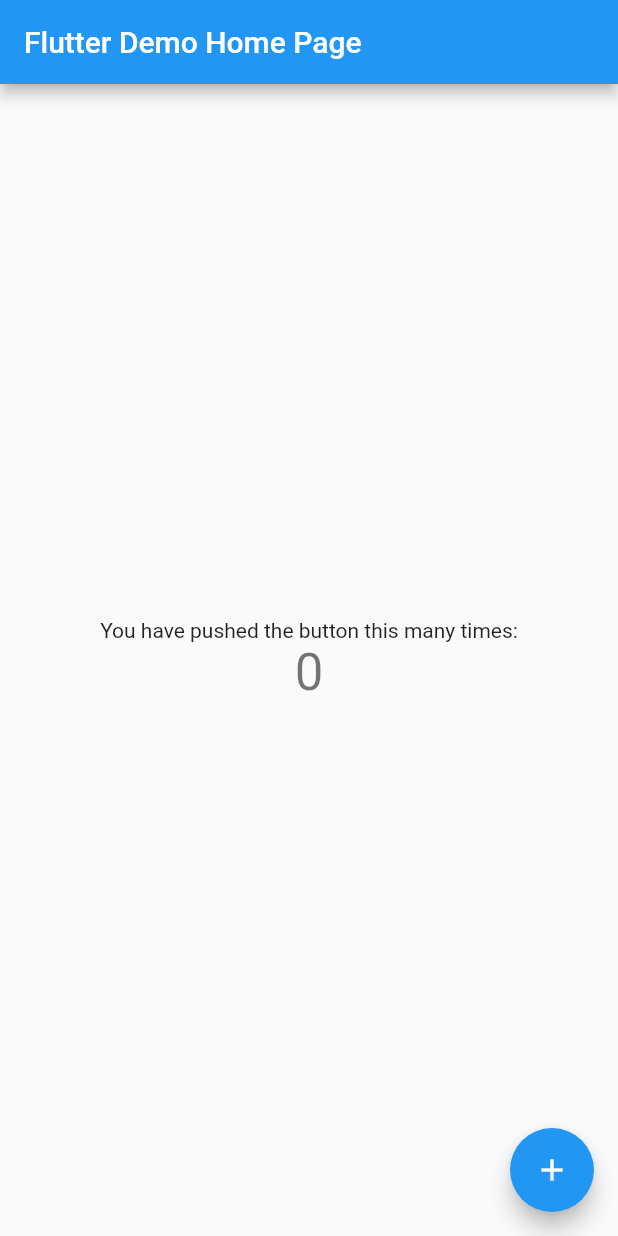
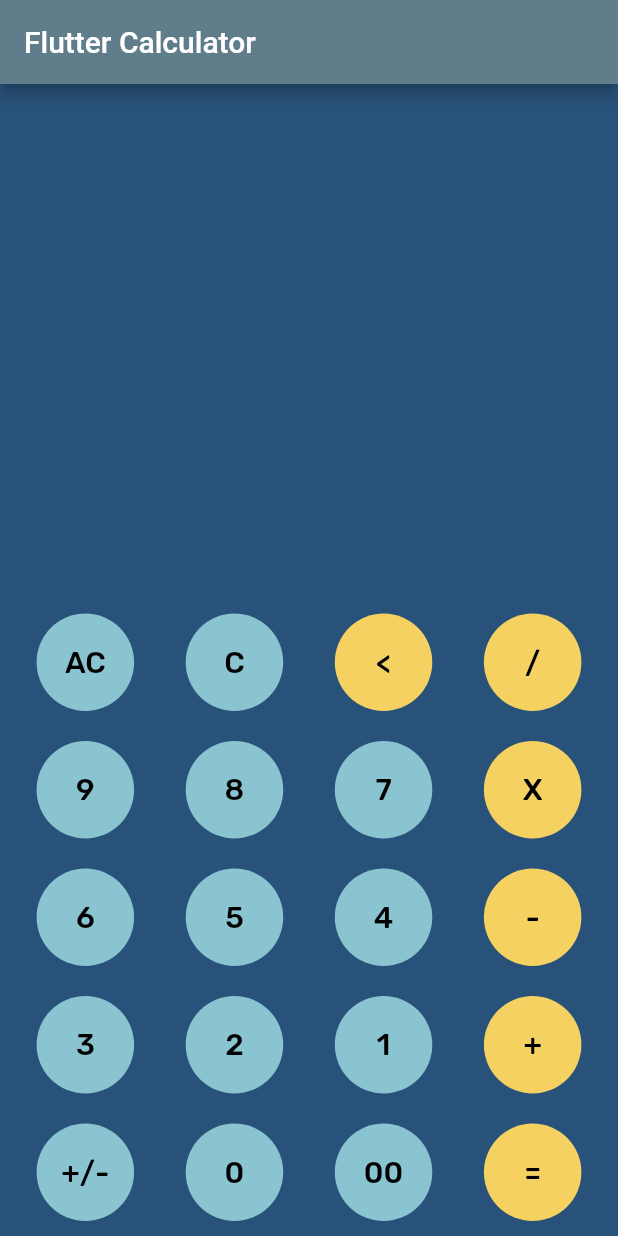
Before and after one commit to nelson-vieira/flutter-calculator, a Flutter app: the screen it shows after launch, on a phone screen of 412 x 824 dp. Run offline on Flutter 3.47's test engine with Material 2 defaults, Android fonts, the phone set to English and light mode, and no system bars; our stand-ins replace google_fonts, math_expressions.

Commit message:
added keys and basic functionality to calculator

```diff
--- /dev/null
+++ b/lib/Widget/CalculatorKeys.dart
@@ -0,0 +1,44 @@
+import 'package:flutter/material.dart';
+import 'package:google_fonts/google_fonts.dart';
+
+class CalculatorButton extends StatelessWidget {
+  final String text;
+  final int fillColor;
+  final int textColor;
+  final double textSize;
+  final Function callBack;
+
+  const CalculatorButton({
+    this.text = '',
+    this.fillColor = 0,
+    this.textColor = 0,
+    this.textSize = 0.0,
+    required this.callBack,
+  });
+
+  @override
+  Widget build(BuildContext context) {
+    return Container(
+      margin: EdgeInsets.all(10),
+      child: SizedBox(
+        width: 65,
+        height: 65,
+        child: FlatButton(
+          shape:
+              RoundedRectangleBorder(borderRadius: BorderRadius.circular(50)),
+          child: Text(
+            text,
+            style: GoogleFonts.rubik(
+              textStyle: TextStyle(
+                fontSize: textSize,
+              ),
+            ),
+          ),
+          onPressed: () => callBack(text),
+          color: Color(fillColor),
+          textColor: Color(textColor),
+        ),
+      ),
+    );
+  }
+}
--- a/lib/main.dart
+++ b/lib/main.dart
@@ -1,115 +1,292 @@
 import 'package:flutter/material.dart';
+import 'package:math_expressions/math_expressions.dart';
+import 'package:google_fonts/google_fonts.dart';
+import './Widget/CalculatorKeys.dart';
 
 void main() {
-  runApp(const MyApp());
+  runApp(const FlutterCalculator());
 }
 
-class MyApp extends StatelessWidget {
-  const MyApp({Key? key}) : super(key: key);
+class FlutterCalculator extends StatefulWidget {
+  const FlutterCalculator({Key? key}) : super(key: key);
 
-  // This widget is the root of your application.
   @override
-  Widget build(BuildContext context) {
-    return MaterialApp(
-      title: 'Flutter Demo',
-      theme: ThemeData(
-        // This is the theme of your application.
-        //
-        // Try running your application with "flutter run". You'll see the
-        // application has a blue toolbar. Then, without quitting the app, try
-        // changing the primarySwatch below to Colors.green and then invoke
-        // "hot reload" (press "r" in the console where you ran "flutter run",
-        // or simply save your changes to "hot reload" in a Flutter IDE).
-        // Notice that the counter didn't reset back to zero; the application
-        // is not restarted.
-        primarySwatch: Colors.blue,
-      ),
-      home: const MyHomePage(title: 'Flutter Demo Home Page'),
-    );
-  }
+  _FlutterCalculatorState createState() => _FlutterCalculatorState();
 }
 
-class MyHomePage extends StatefulWidget {
-  const MyHomePage({Key? key, required this.title}) : super(key: key);
+class _FlutterCalculatorState extends State<FlutterCalculator> {
+  int firtNum = 0;
+  int secondNum = 0;
+  String history = '';
+  String textToDisplay = '';
+  String res = '';
+  String operation = '';
 
-  // This widget is the home page of your application. It is stateful, meaning
-  // that it has a State object (defined below) that contains fields that affect
-  // how it looks.
-
-  // This class is the configuration for the state. It holds the values (in this
-  // case the title) provided by the parent (in this case the App widget) and
-  // used by the build method of the State. Fields in a Widget subclass are
-  // always marked "final".
-
-  final String title;
-
-  @override
-  State<MyHomePage> createState() => _MyHomePageState();
+  void btnOnClick(String btnVal) {
+    print(btnVal);
+    if (btnVal == 'C') {
+      textToDisplay = '';
+      firtNum = 0;
+      secondNum = 0;
+      res = '';
+    } else if (btnVal == 'AC') {
+      textToDisplay = '';
+      firtNum = 0;
+      secondNum = 0;
+      res = '';
+      history = '';
+    } else if (btnVal == '+' ||
+        btnVal == '-' ||
+        btnVal == 'X' ||
+        btnVal == '/') {
+      firtNum = int.parse(textToDisplay);
+      res = '';
+      operation = btnVal;
+    } else if (btnVal == '=') {
+      secondNum = int.parse(textToDisplay);
+      if (operation == '+') {
+        res = (firtNum + secondNum).toString();
+        history =
+            firtNum.toString() + operation.toString() + secondNum.toString();
+      }
+      if (operation == '-') {
+        res = (firtNum - secondNum).toString();
+        history =
+            firtNum.toString() + operation.toString() + secondNum.toString();
+      }
+      if (operation == 'X') {
+        res = (firtNum * secondNum).toString();
+        history =
+            firtNum.toString() + operation.toString() + secondNum.toString();
+      }
+      if (operation == '/') {
+        res = (firtNum / secondNum).toString();
+        history =
+            firtNum.toString() + operation.toString() + secondNum.toString();
+      }
+    } else {
+      res = int.parse(textToDisplay + btnVal).toString();
     }
 
-class _MyHomePageState extends State<MyHomePage> {
-  int _counter = 0;
-
-  void _incrementCounter() {
     setState(() {
-      // This call to setState tells the Flutter framework that something has
-      // changed in this State, which causes it to rerun the build method below
-      // so that the display can reflect the updated values. If we changed
-      // _counter without calling setState(), then the build method would not be
-      // called again, and so nothing would appear to happen.
-      _counter++;
+      textToDisplay = res;
     });
   }
 
   @override
   Widget build(BuildContext context) {
-    // This method is rerun every time setState is called, for instance as done
-    // by the _incrementCounter method above.
-    //
-    // The Flutter framework has been optimized to make rerunning build methods
-    // fast, so that you can just rebuild anything that needs updating rather
-    // than having to individually change instances of widgets.
-    return Scaffold(
+    return MaterialApp(
+      debugShowCheckedModeBanner: false,
+      title: 'Flutter Calculator',
+      theme: ThemeData(primarySwatch: Colors.blueGrey),
+      home: Scaffold(
         appBar: AppBar(
-        // Here we take the value from the MyHomePage object that was created by
-        // the App.build method, and use it to set our appbar title.
-        title: Text(widget.title),
+          title: Text('Flutter Calculator'),
         ),
-      body: Center(
-        // Center is a layout widget. It takes a single child and positions it
-        // in the middle of the parent.
+        backgroundColor: Color(0xFF28527a),
+        body: Container(
           child: Column(
-          // Column is also a layout widget. It takes a list of children and
-          // arranges them vertically. By default, it sizes itself to fit its
-          // children horizontally, and tries to be as tall as its parent.
-          //
-          // Invoke "debug painting" (press "p" in the console, choose the
-          // "Toggle Debug Paint" action from the Flutter Inspector in Android
-          // Studio, or the "Toggle Debug Paint" command in Visual Studio Code)
-          // to see the wireframe for each widget.
-          //
-          // Column has various properties to control how it sizes itself and
-          // how it positions its children. Here we use mainAxisAlignment to
-          // center the children vertically; the main axis here is the vertical
-          // axis because Columns are vertical (the cross axis would be
-          // horizontal).
-          mainAxisAlignment: MainAxisAlignment.center,
-          children: <Widget>[
-            const Text(
-              'You have pushed the button this many times:',
+            mainAxisAlignment: MainAxisAlignment.end,
+            children: [
+              Container(
+                child: Padding(
+                  padding: EdgeInsets.only(right: 12),
+                  child: Text(
+                    history,
+                    style: GoogleFonts.rubik(
+                      textStyle: TextStyle(
+                        fontSize: 24,
+                        color: Color(0x66FFFFFF),
                       ),
-            Text(
-              '$_counter',
-              style: Theme.of(context).textTheme.headline4,
+                    ),
+                  ),
+                ),
+                alignment: Alignment(1.0, 1.0),
+              ),
+              Container(
+                child: Padding(
+                  padding: EdgeInsets.all(12),
+                  child: Text(
+                    textToDisplay,
+                    style: GoogleFonts.rubik(
+                      textStyle: TextStyle(
+                        fontSize: 48,
+                        color: Colors.white,
+                      ),
+                    ),
+                  ),
+                ),
+                alignment: Alignment(1.0, 1.0),
+              ),
+              Row(
+                mainAxisAlignment: MainAxisAlignment.spaceEvenly,
+                children: [
+                  CalculatorButton(
+                    text: 'AC',
+                    fillColor: 0xFF8ac4d0,
+                    textColor: 0xFF000000,
+                    textSize: 20,
+                    callBack: btnOnClick,
+                  ),
+                  CalculatorButton(
+                    text: 'C',
+                    fillColor: 0xFF8ac4d0,
+                    textColor: 0xFF000000,
+                    textSize: 20,
+                    callBack: btnOnClick,
+                  ),
+                  CalculatorButton(
+                    text: '<',
+                    fillColor: 0xFFf4d160,
+                    textColor: 0xFF000000,
+                    textSize: 20,
+                    callBack: btnOnClick,
+                  ),
+                  CalculatorButton(
+                    text: '/',
+                    fillColor: 0xFFf4d160,
+                    textColor: 0xFF000000,
+                    textSize: 20,
+                    callBack: btnOnClick,
+                  ),
+                ],
+              ),
+              Row(
+                mainAxisAlignment: MainAxisAlignment.spaceEvenly,
+                children: [
+                  CalculatorButton(
+                    text: '9',
+                    fillColor: 0xFF8ac4d0,
+                    textColor: 0xFF000000,
+                    textSize: 20,
+                    callBack: btnOnClick,
+                  ),
+                  CalculatorButton(
+                    text: '8',
+                    fillColor: 0xFF8ac4d0,
+                    textColor: 0xFF000000,
+                    textSize: 20,
+                    callBack: btnOnClick,
+                  ),
+                  CalculatorButton(
+                    text: '7',
+                    fillColor: 0xFF8ac4d0,
+                    textColor: 0xFF000000,
+                    textSize: 20,
+                    callBack: btnOnClick,
+                  ),
+                  CalculatorButton(
+                    text: 'X',
+                    fillColor: 0xFFf4d160,
+                    textColor: 0xFF000000,
+                    textSize: 20,
+                    callBack: btnOnClick,
+                  ),
+                ],
+              ),
+              Row(
+                mainAxisAlignment: MainAxisAlignment.spaceEvenly,
+                children: [
+                  CalculatorButton(
+                    text: '6',
+                    fillColor: 0xFF8ac4d0,
+                    textColor: 0xFF000000,
+                    textSize: 20,
+                    callBack: btnOnClick,
+                  ),
+                  CalculatorButton(
+                    text: '5',
+                    fillColor: 0xFF8ac4d0,
+                    textColor: 0xFF000000,
+                    textSize: 20,
+                    callBack: btnOnClick,
+                  ),
+                  CalculatorButton(
+                    text: '4',
+                    fillColor: 0xFF8ac4d0,
+                    textColor: 0xFF000000,
+                    textSize: 20,
+                    callBack: btnOnClick,
+                  ),
+                  CalculatorButton(
+                    text: '-',
+                    fillColor: 0xFFf4d160,
+                    textColor: 0xFF000000,
+                    textSize: 20,
+                    callBack: btnOnClick,
+                  ),
+                ],
+              ),
+              Row(
+                mainAxisAlignment: MainAxisAlignment.spaceEvenly,
+                children: [
+                  CalculatorButton(
+                    text: '3',
+                    fillColor: 0xFF8ac4d0,
+                    textColor: 0xFF000000,
+                    textSize: 20,
+                    callBack: btnOnClick,
+                  ),
+                  CalculatorButton(
+                    text: '2',
+                    fillColor: 0xFF8ac4d0,
+                    textColor: 0xFF000000,
+                    textSize: 20,
+                    callBack: btnOnClick,
+                  ),
+                  CalculatorButton(
+                    text: '1',
+                    fillColor: 0xFF8ac4d0,
+                    textColor: 0xFF000000,
+                    textSize: 20,
+                    callBack: btnOnClick,
+                  ),
+                  CalculatorButton(
+                    text: '+',
+                    fillColor: 0xFFf4d160,
+                    textColor: 0xFF000000,
+                    textSize: 20,
+                    callBack: btnOnClick,
+                  ),
+                ],
+              ),
+              Row(
+                mainAxisAlignment: MainAxisAlignment.spaceEvenly,
+                children: [
+                  CalculatorButton(
+                    text: '+/-',
+                    fillColor: 0xFF8ac4d0,
+                    textColor: 0xFF000000,
+                    textSize: 20,
+                    callBack: btnOnClick,
+                  ),
+                  CalculatorButton(
+                    text: '0',
+                    fillColor: 0xFF8ac4d0,
+                    textColor: 0xFF000000,
+                    textSize: 20,
+                    callBack: btnOnClick,
+                  ),
+                  CalculatorButton(
+                    text: '00',
+                    fillColor: 0xFF8ac4d0,
+                    textColor: 0xFF000000,
+                    textSize: 20,
+                    callBack: btnOnClick,
+                  ),
+                  CalculatorButton(
+                    text: '=',
+                    fillColor: 0xFFf4d160,
+                    textColor: 0xFF000000,
+                    textSize: 20,
+                    callBack: btnOnClick,
+                  ),
+                ],
               ),
             ],
           ),
         ),
-      floatingActionButton: FloatingActionButton(
-        onPressed: _incrementCounter,
-        tooltip: 'Increment',
-        child: const Icon(Icons.add),
-      ), // This trailing comma makes auto-formatting nicer for build methods.
+      ),
     );
   }
 }
--- a/pubspec.yaml
+++ b/pubspec.yaml
@@ -34,6 +34,8 @@ dependencies:
   # The following adds the Cupertino Icons font to your application.
   # Use with the CupertinoIcons class for iOS style icons.
   cupertino_icons: ^1.0.2
+  math_expressions: ^2.3.0
+  google_fonts: ^2.3.1
 
 dev_dependencies:
   flutter_test:
```
Also changed, not shown: CMakeLists.txt (added, +95 -0 lines), pubspec.lock, 1 other file. Lines whose indentation alone changed are shown as unchanged.
